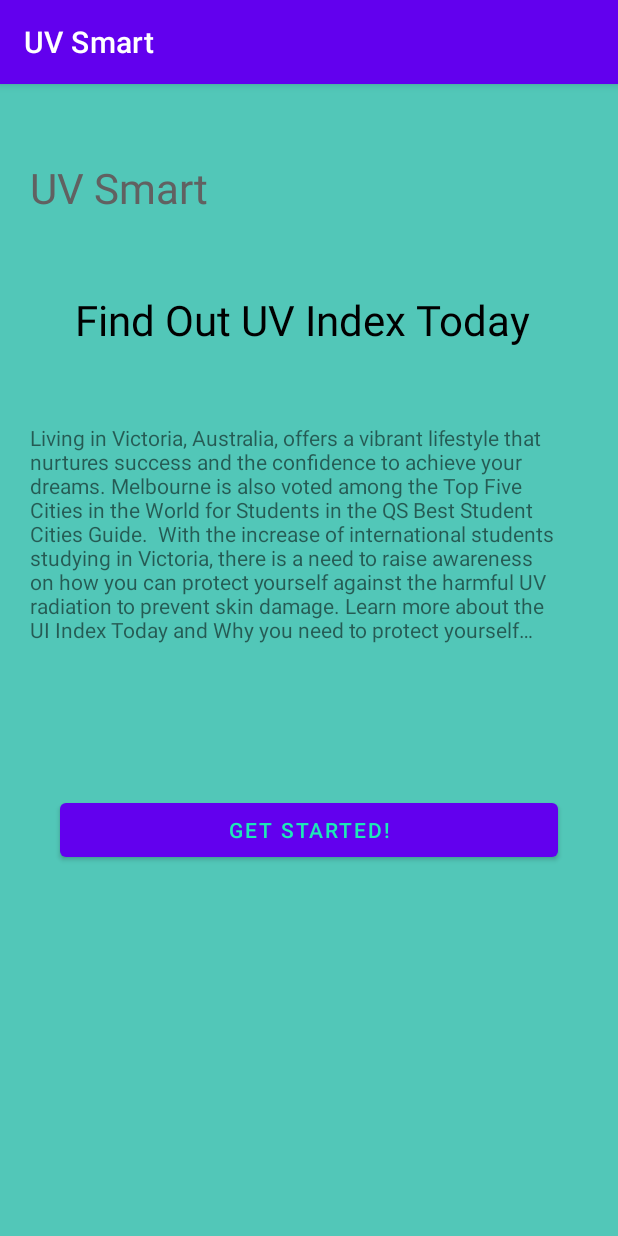
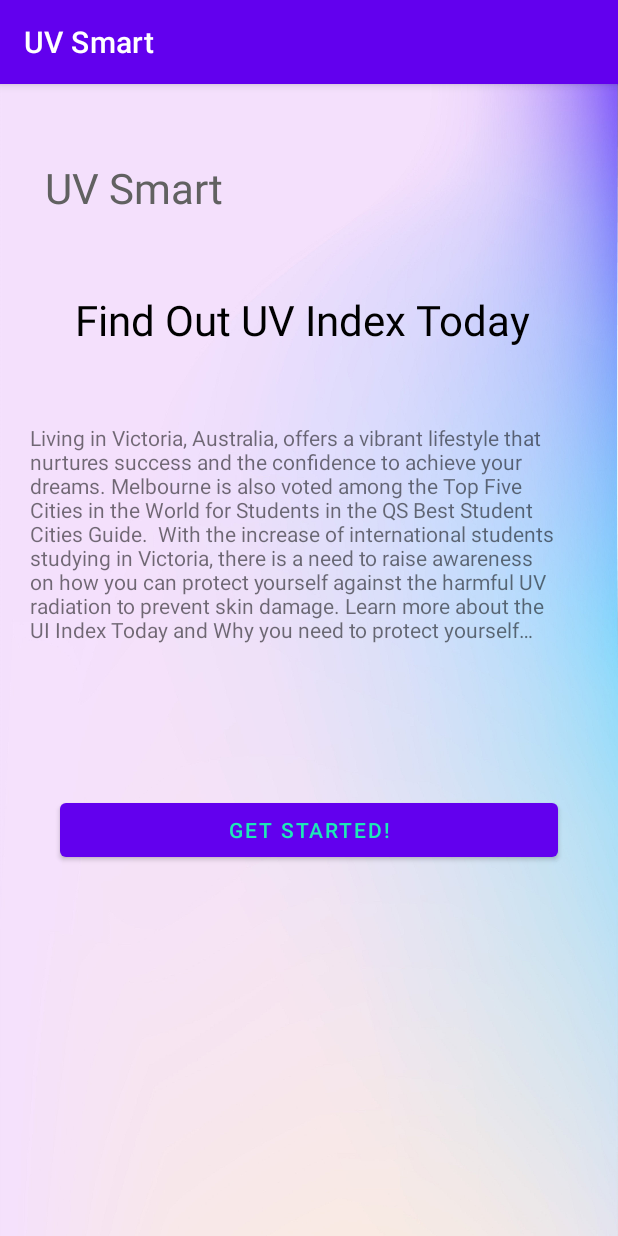
Before and after one commit to SurfSniper/UVSmart, an Android app: the screen it shows after launch (MainActivity), on a phone screen of 412 x 824 dp. Run offline under Robolectric (Android 15) with nearby library versions, the phone set to English and light mode, and no system bars.

Commit message:
Update background

```diff
--- a/app/src/main/res/layout/activity_main.xml
+++ b/app/src/main/res/layout/activity_main.xml
@@ -5,14 +5,14 @@
     android:layout_width="match_parent"
     android:layout_height="match_parent"
     android:orientation="vertical"
-    android:background="#FF52C7B8"
+    android:background="@drawable/light"
     tools:context=".MainActivity">
 
 
     <TextView
         android:layout_width="162dp"
         android:layout_height="wrap_content"
-        android:layout_marginStart="20dp"
+        android:layout_marginStart="30dp"
         android:layout_marginTop="50dp"
         android:text="UV Smart"
         android:textColor="#616161"
```
Also changed, not shown: app/src/main/res/drawable/background.jpg (added), app/src/main/res/drawable/light.jpg (added).
